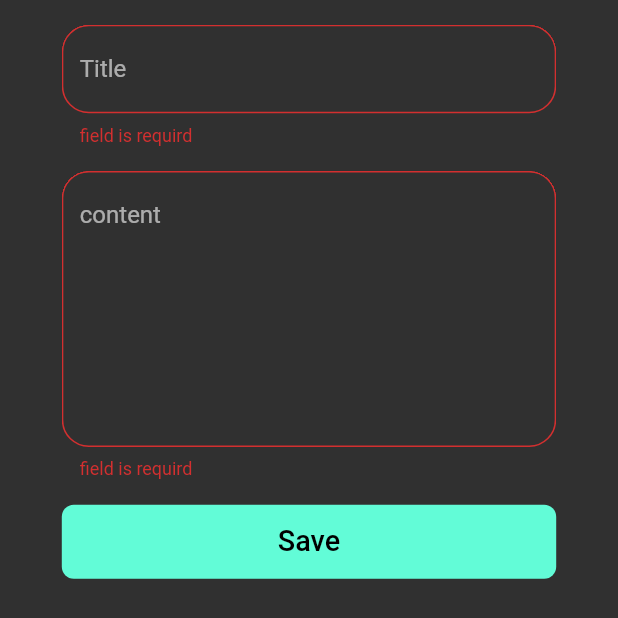
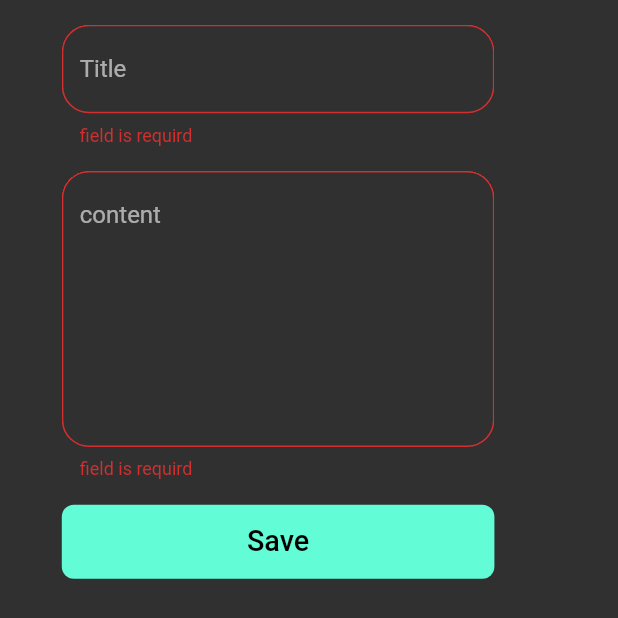
Before and after one commit to Kareemayman-dotcom/notes_app, a Flutter app: the AddNoteBottomSheet widget shown alone on an empty page, opened directly, after a tap on "Save", on a phone screen of 412 x 824 dp. Shown: the top 618 px of the screen. Run offline on Flutter 3.47's test engine with Material 2 defaults, Android fonts, the phone set to English and light mode, and no system bars; drawn by our look-alikes of modal_progress_hud_nsn; our stand-ins replace bloc, device_preview, flutter_bloc, hive, hive_flutter, icons_plus and 1 more; accounts and stored records are empty; Roboto replaces fonts that are missing (assets/fonts/Poppins-Regular.ttf).

```diff
--- a/lib/cubits/add_note_cubit/add_note_cubit.dart
+++ b/lib/cubits/add_note_cubit/add_note_cubit.dart
@@ -7,12 +7,11 @@ import 'package:notes_app/models/note_model.dart';
 part 'add_note_state.dart';
 
 class AddNoteCubit extends Cubit<AddNoteState> {
-
   AddNoteCubit() : super(AddNoteInitial());
   addnote(NoteModel note) async {
     emit(AddNoteLoading());
     try {
-      var notesBox = Hive.box(kNotesBox);
+      var notesBox = Hive.box<NoteModel>(kNotesBox);
       await notesBox.add(note);
       emit(AddNotesuccess());
     } on Exception catch (e) {
--- /dev/null
+++ b/lib/cubits/notes_cubit/notes_state.dart
@@ -0,0 +1,6 @@
+part of 'notes_cubit.dart';
+
+@immutable
+abstract class NotesState {}
+
+class NotesInitial extends NotesState {}
--- a/lib/views/simple_bloc_observer.dart
+++ b/lib/views/simple_bloc_observer.dart
@@ -24,10 +24,12 @@ class MyBlocObserver implements BlocObserver {
   @override
   void onClose(BlocBase bloc) {
     // TODO: implement onClose
+    debugPrint('close: $bloc');
   }
 
   @override
   void onCreate(BlocBase bloc) {
     // TODO: implement onCreate
+    debugPrint('create: $bloc');
   }
 }
--- a/lib/widgets/add_note_bottom_sheet.dart
+++ b/lib/widgets/add_note_bottom_sheet.dart
@@ -10,8 +10,11 @@ class AddNoteBottomSheet extends StatelessWidget {
   const AddNoteBottomSheet({super.key});
   @override
   Widget build(BuildContext context) {
-    return Container(
-      constraints: BoxConstraints(minHeight: 50.h),
+    return BlocProvider(
+      create: (context) => AddNoteCubit(),
+      child: Container(
+        width: 80.w,
+        height: 50.h,
         padding: EdgeInsets.only(
           top: 2.h,
           right: 5.w,
@@ -33,10 +36,12 @@ class AddNoteBottomSheet extends StatelessWidget {
             }
           },
           builder: (context, state) {
-          return ModalProgressHUD(
-              inAsyncCall: state is AddNoteLoading ? true : false,
-              child: const AddNoteForm());
+            return AbsorbPointer(
+              absorbing: state is AddNoteLoading ? true : false,
+              child: const AddNoteForm(),
+            );
           },
+        ),
       ),
     );
   }
--- a/lib/widgets/add_note_form.dart
+++ b/lib/widgets/add_note_form.dart
@@ -1,4 +1,7 @@
 import 'package:flutter/material.dart';
+import 'package:flutter_bloc/flutter_bloc.dart';
+import 'package:notes_app/cubits/add_note_cubit/add_note_cubit.dart';
+import 'package:notes_app/models/note_model.dart';
 import 'package:sizer/sizer.dart';
 
 import 'custom_button.dart';
@@ -44,16 +47,29 @@ class _AddNoteFormState extends State<AddNoteForm> {
           SizedBox(
             height: 2.h,
           ),
-          CustomButton(
+          BlocBuilder<AddNoteCubit, AddNoteState>(
+            builder: (context, state) {
+              return CustomButton(
+                isLoading: state is AddNoteLoading ? true : false,
                 title: title,
                 content: content,
-            onTap: () {
+                onTap: () async {
                   if (formKey.currentState!.validate()) {
                     formKey.currentState!.save();
+                    var noteModel = NoteModel(
+                        title: title!,
+                        content: content!,
+                        date: DateTime.now().toString(),
+                        color: Colors.blue.value);
+
+                    await BlocProvider.of<AddNoteCubit>(context)
+                        .addnote(noteModel);
                   } else {
                     autoValidateMode = AutovalidateMode.always;
                     setState(() {});
                   }
+                },
+              );
             },
           )
         ],
--- a/lib/widgets/custom_button.dart
+++ b/lib/widgets/custom_button.dart
@@ -3,17 +3,17 @@ import 'package:sizer/sizer.dart';
 
 import 'package:notes_app/constants.dart';
 
-import '../models/note_model.dart';
-
 class CustomButton extends StatelessWidget {
   VoidCallback? onTap;
   final String? title;
   final String? content;
+  bool isLoading;
   CustomButton({
     Key? key,
     this.onTap,
     required this.title,
     required this.content,
+    this.isLoading = false,
   }) : super(key: key);
 
   @override
@@ -28,13 +28,18 @@ class CustomButton extends StatelessWidget {
           borderRadius: BorderRadius.circular(8),
         ),
         child: Center(
-          child: Text(
+          child: isLoading == false
+              ? Text(
                   'Save',
                   style: TextStyle(
                     color: Colors.black,
                     fontSize: 14.sp,
                     fontWeight: FontWeight.w500,
                   ),
+                )
+              : CircularProgressIndicator(
+                  color: Colors.black
+                  ,
                 ),
         ),
       ),
```
Also changed, not shown: lib/cubits/notes_cubit/notes_cubit.dart (added, +18 -0 lines), lib/main.dart (+2 -9 lines), lib/views/notes_view.dart (+6 -3 lines), lib/widgets/notes_item.dart (+11 -5 lines), lib/widgets/notes_view_body.dart (+35 -5 lines). Lines whose indentation alone changed are shown as unchanged.
